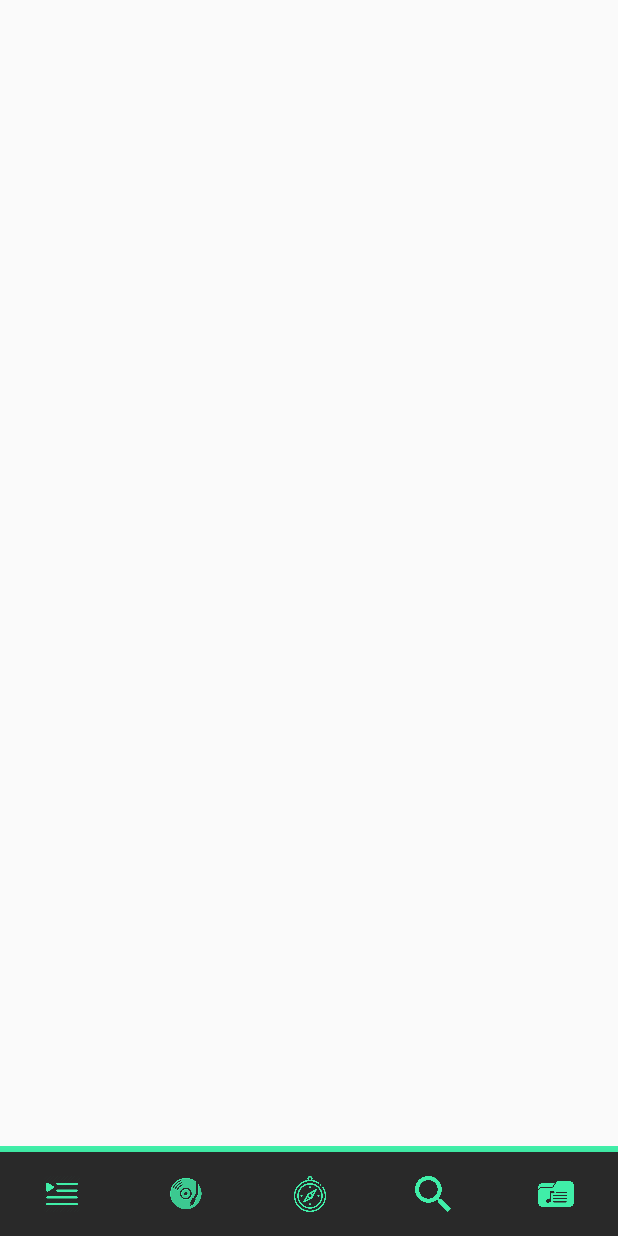
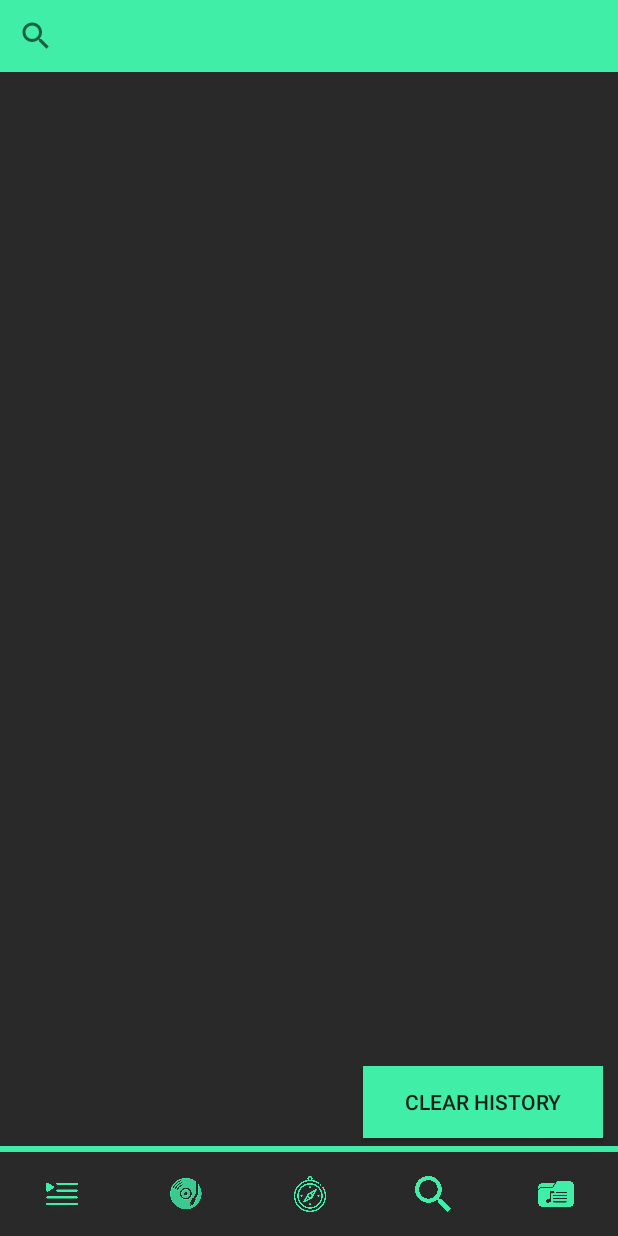
Before and after one commit to Byt3DoCode/ByAudio, an Android app: the screen it shows after launch (MainActivity), item 4 of the bottom bar chosen, on a phone screen of 412 x 824 dp. Run offline under Robolectric (Android 15) with nearby library versions, the phone set to English and light mode, and no system bars.

Commit message:
tuan5-thu6

```diff
--- a/app/build.gradle
+++ b/app/build.gradle
@@ -36,4 +36,7 @@ dependencies {
     testImplementation 'junit:junit:4.13.2'
     androidTestImplementation 'androidx.test.ext:junit:1.1.5'
     androidTestImplementation 'androidx.test.espresso:espresso-core:3.5.1'
+    implementation 'com.squareup.picasso:picasso:2.71828'
+    implementation 'androidx.room:room-runtime:2.5.1'
+    annotationProcessor 'androidx.room:room-compiler:2.5.1'
 }
--- a/app/src/main/AndroidManifest.xml
+++ b/app/src/main/AndroidManifest.xml
@@ -1,7 +1,9 @@
 <?xml version="1.0" encoding="utf-8"?>
 <manifest xmlns:android="http://schemas.android.com/apk/res/android"
     xmlns:tools="http://schemas.android.com/tools">
-    <uses-permission android:name="android.permission.READ_EXTERNAL_STORAGE" />
+    <uses-permission android:name="android.permission.READ_EXTERNAL_STORAGE"
+        android:maxSdkVersion="32" />
+    <uses-permission android:name="android.permission.FOREGROUND_SERVICE"/>
     <application
         android:allowBackup="true"
         android:dataExtractionRules="@xml/data_extraction_rules"
--- a/app/src/main/java/com/byt3/byaudio/controller/fragment/SearchLocalFragment.java
+++ b/app/src/main/java/com/byt3/byaudio/controller/fragment/SearchLocalFragment.java
@@ -16,6 +16,11 @@ public class SearchLocalFragment extends Fragment {
     @Override
     public View onCreateView(@NonNull LayoutInflater inflater, @Nullable ViewGroup container, @Nullable Bundle savedInstanceState) {
         View view = inflater.inflate(R.layout.fragment_search_local, container, false);
+        initView(view);
         return view;
     }
+
+    private void initView(View view) {
+
+    }
 }
--- /dev/null
+++ b/app/src/main/java/com/byt3/byaudio/utils/ItemClickListener.java
@@ -0,0 +1,5 @@
+package com.byt3.byaudio.utils;
+import android.view.View;
+public interface ItemClickListener {
+    void onClick(View view,int position,boolean isLongClick);
+}
--- /dev/null
+++ b/app/src/main/res/drawable/icon_history_24.xml
@@ -0,0 +1,5 @@
+<vector android:height="24dp" android:tint="@color/mint"
+    android:viewportHeight="24" android:viewportWidth="24"
+    android:width="24dp" xmlns:android="http://schemas.android.com/apk/res/android">
+    <path android:fillColor="@android:color/white" android:pathData="M13,3c-4.97,0 -9,4.03 -9,9L1,12l3.89,3.89 0.07,0.14L9,12L6,12c0,-3.87 3.13,-7 7,-7s7,3.13 7,7 -3.13,7 -7,7c-1.93,0 -3.68,-0.79 -4.94,-2.06l-1.42,1.42C8.27,19.99 10.51,21 13,21c4.97,0 9,-4.03 9,-9s-4.03,-9 -9,-9zM12,8v5l4.28,2.54 0.72,-1.21 -3.5,-2.08L13.5,8L12,8z"/>
+</vector>
--- /dev/null
+++ b/app/src/main/res/drawable/icon_more_horiz_24.xml
@@ -0,0 +1,5 @@
+<vector android:height="24dp" android:tint="#000000"
+    android:viewportHeight="24" android:viewportWidth="24"
+    android:width="24dp" xmlns:android="http://schemas.android.com/apk/res/android">
+    <path android:fillColor="@android:color/white" android:pathData="M6,10c-1.1,0 -2,0.9 -2,2s0.9,2 2,2 2,-0.9 2,-2 -0.9,-2 -2,-2zM18,10c-1.1,0 -2,0.9 -2,2s0.9,2 2,2 2,-0.9 2,-2 -0.9,-2 -2,-2zM12,10c-1.1,0 -2,0.9 -2,2s0.9,2 2,2 2,-0.9 2,-2 -0.9,-2 -2,-2z"/>
+</vector>
--- a/app/src/main/res/layout/fragment_search_local.xml
+++ b/app/src/main/res/layout/fragment_search_local.xml
@@ -1,6 +1,41 @@
 <?xml version="1.0" encoding="utf-8"?>
 <androidx.constraintlayout.widget.ConstraintLayout xmlns:android="http://schemas.android.com/apk/res/android"
     android:layout_width="match_parent"
-    android:layout_height="match_parent">
+    android:layout_height="match_parent"
+    xmlns:tools="http://schemas.android.com/tools"
+    xmlns:app="http://schemas.android.com/apk/res-auto"
+    android:background="@color/gray">
+
+    <Button
+        android:id="@+id/clearHistoryButton"
+        android:layout_width="wrap_content"
+        android:layout_height="wrap_content"
+        app:layout_constraintBottom_toBottomOf="parent"
+        app:layout_constraintRight_toRightOf="parent"
+        android:layout_marginEnd="10dp"
+        android:layout_marginBottom="5dp"
+        android:background="@color/mint"
+        android:textAlignment="center"
+        android:ems="10"
+        android:text="Clear history" />
+
+    <SearchView
+        android:id="@+id/search_bar"
+        style="@style/Widget.AppCompat.SearchView.ActionBar"
+        android:layout_width="match_parent"
+        android:layout_height="wrap_content"
+        app:layout_constraintTop_toTopOf="parent"
+        app:layout_constraintLeft_toLeftOf="parent"
+        android:background="@color/mint" />
+
+    <androidx.recyclerview.widget.RecyclerView
+        android:id="@+id/recyclerView"
+        android:layout_width="match_parent"
+        android:layout_height="0dp"
+        app:layout_constraintTop_toBottomOf="@+id/search_bar"
+        app:layout_constraintBottom_toTopOf="@id/clearHistoryButton"
+        android:layout_marginBottom="5dp"
+        tools:listitem="@layout/item_song"
+        tools:itemCount="3"/>
 
 </androidx.constraintlayout.widget.ConstraintLayout>
```
Also changed, not shown: app/src/main/java/com/byt3/byaudio/controller/adapter/SongRecyclerAdapter.java (added, +68 -0 lines), app/src/main/java/com/byt3/byaudio/controller/fragment/PlayerFragment.java (+56 -15 lines), app/src/main/java/com/byt3/byaudio/controller/service/PlayerService.java (added, +35 -0 lines), app/src/main/java/com/byt3/byaudio/controller/viewholder/SongViewHolder.java (added, +35 -0 lines), app/src/main/java/com/byt3/byaudio/model/Folder.java (added, +27 -0 lines), app/src/main/java/com/byt3/byaudio/model/Song.java (+10 -0 lines), app/src/main/res/layout/item_history.xml (added, +29 -0 lines), app/src/main/res/layout/item_song.xml (added, +63 -0 lines).
